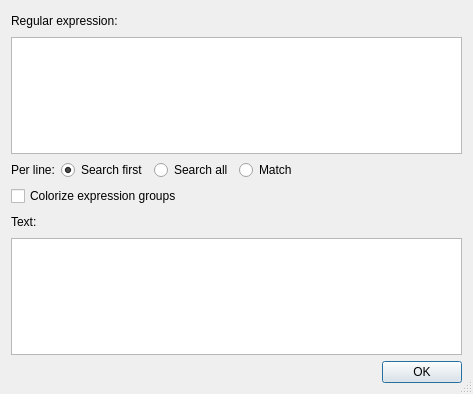
Qt form dialogs/RegExTesterDlg.ui (otengler/CodeBeagle) before a commit.
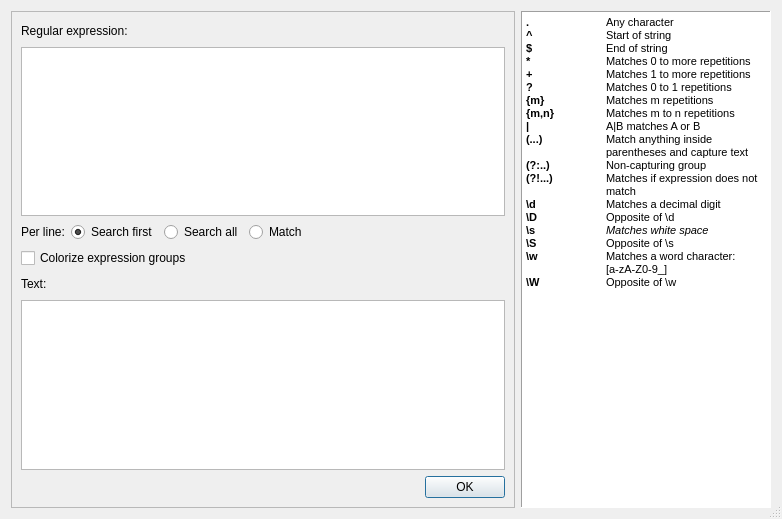
The same form after that commit.

Commit message: Fix dark theme colors for regex tester and add some help

The edit to the form file:
```diff
--- a/dialogs/RegExTesterDlg.ui
+++ b/dialogs/RegExTesterDlg.ui
@@ -6,8 +6,8 @@
    <rect>
     <x>0</x>
     <y>0</y>
-    <width>473</width>
-    <height>394</height>
+    <width>782</width>
+    <height>519</height>
    </rect>
   </property>
   <property name="windowTitle">
@@ -16,6 +16,15 @@
   <property name="sizeGripEnabled">
    <bool>true</bool>
   </property>
+  <layout class="QHBoxLayout" name="horizontalLayout_6">
+   <item>
+    <widget class="QFrame" name="frameReTester">
+     <property name="frameShape">
+      <enum>QFrame::StyledPanel</enum>
+     </property>
+     <property name="frameShadow">
+      <enum>QFrame::Raised</enum>
+     </property>
   <layout class="QVBoxLayout" name="verticalLayout">
    <item>
     <layout class="QHBoxLayout" name="horizontalLayout_2">
@@ -170,6 +179,55 @@
       </widget>
      </item>
     </layout>
+      </item>
+     </layout>
+    </widget>
+   </item>
+   <item>
+    <widget class="QTextEdit" name="textEditReHelp">
+     <property name="maximumSize">
+      <size>
+       <width>250</width>
+       <height>16777215</height>
+      </size>
+     </property>
+     <property name="frameShape">
+      <enum>QFrame::Panel</enum>
+     </property>
+     <property name="frameShadow">
+      <enum>QFrame::Sunken</enum>
+     </property>
+     <property name="readOnly">
+      <bool>true</bool>
+     </property>
+     <property name="html">
+      <string>&lt;!DOCTYPE HTML PUBLIC &quot;-//W3C//DTD HTML 4.0//EN&quot; &quot;http://www.w3.org/TR/REC-html40/strict.dtd&quot;&gt;
+&lt;html&gt;&lt;head&gt;&lt;meta name=&quot;qrichtext&quot; content=&quot;1&quot; /&gt;&lt;style type=&quot;text/css&quot;&gt;
+p, li { white-space: pre-wrap; }
+&lt;/style&gt;&lt;/head&gt;&lt;body style=&quot; font-family:'MS Shell Dlg 2'; font-size:8.25pt; font-weight:400; font-style:normal;&quot;&gt;
+&lt;p style=&quot; margin-top:0px; margin-bottom:0px; margin-left:0px; margin-right:0px; -qt-block-indent:0; text-indent:0px;&quot;&gt;&lt;span style=&quot; font-family:'MS Shell Dlg 2'; font-weight:600;&quot;&gt;.	&lt;/span&gt;&lt;span style=&quot; font-family:'MS Shell Dlg 2';&quot;&gt;Any character&lt;/span&gt;&lt;/p&gt;
+&lt;p style=&quot; margin-top:0px; margin-bottom:0px; margin-left:0px; margin-right:0px; -qt-block-indent:0; text-indent:0px;&quot;&gt;&lt;span style=&quot; font-family:'MS Shell Dlg 2'; font-weight:600;&quot;&gt;^	&lt;/span&gt;&lt;span style=&quot; font-family:'MS Shell Dlg 2';&quot;&gt;Start of string&lt;/span&gt;&lt;/p&gt;
+&lt;p style=&quot; margin-top:0px; margin-bottom:0px; margin-left:0px; margin-right:0px; -qt-block-indent:0; text-indent:0px;&quot;&gt;&lt;span style=&quot; font-family:'MS Shell Dlg 2'; font-weight:600;&quot;&gt;$&lt;/span&gt;&lt;span style=&quot; font-family:'MS Shell Dlg 2';&quot;&gt;	End of string&lt;/span&gt;&lt;/p&gt;
+&lt;p style=&quot; margin-top:0px; margin-bottom:0px; margin-left:0px; margin-right:0px; -qt-block-indent:0; text-indent:0px;&quot;&gt;&lt;span style=&quot; font-family:'MS Shell Dlg 2'; font-weight:600;&quot;&gt;*&lt;/span&gt;&lt;span style=&quot; font-family:'MS Shell Dlg 2';&quot;&gt;	Matches 0 to more repetitions&lt;/span&gt;&lt;/p&gt;
+&lt;p style=&quot; margin-top:0px; margin-bottom:0px; margin-left:0px; margin-right:0px; -qt-block-indent:0; text-indent:0px;&quot;&gt;&lt;span style=&quot; font-family:'MS Shell Dlg 2'; font-weight:600;&quot;&gt;+&lt;/span&gt;&lt;span style=&quot; font-family:'MS Shell Dlg 2';&quot;&gt;	Matches 1 to more repetitions&lt;/span&gt;&lt;/p&gt;
+&lt;p style=&quot; margin-top:0px; margin-bottom:0px; margin-left:0px; margin-right:0px; -qt-block-indent:0; text-indent:0px;&quot;&gt;&lt;span style=&quot; font-family:'MS Shell Dlg 2'; font-weight:600;&quot;&gt;?&lt;/span&gt;&lt;span style=&quot; font-family:'MS Shell Dlg 2';&quot;&gt;	Matches 0 to 1 repetitions&lt;/span&gt;&lt;/p&gt;
+&lt;p style=&quot; margin-top:0px; margin-bottom:0px; margin-left:0px; margin-right:0px; -qt-block-indent:0; text-indent:0px;&quot;&gt;&lt;span style=&quot; font-family:'MS Shell Dlg 2'; font-weight:600;&quot;&gt;{m}&lt;/span&gt;&lt;span style=&quot; font-family:'MS Shell Dlg 2';&quot;&gt;	Matches m repetitions&lt;/span&gt;&lt;/p&gt;
+&lt;p style=&quot; margin-top:0px; margin-bottom:0px; margin-left:0px; margin-right:0px; -qt-block-indent:0; text-indent:0px;&quot;&gt;&lt;span style=&quot; font-family:'MS Shell Dlg 2'; font-weight:600;&quot;&gt;{m,n}&lt;/span&gt;&lt;span style=&quot; font-family:'MS Shell Dlg 2';&quot;&gt;	Matches m to n repetitions&lt;/span&gt;&lt;/p&gt;
+&lt;p style=&quot; margin-top:0px; margin-bottom:0px; margin-left:0px; margin-right:0px; -qt-block-indent:0; text-indent:0px;&quot;&gt;&lt;span style=&quot; font-family:'MS Shell Dlg 2'; font-weight:600;&quot;&gt;|	&lt;/span&gt;&lt;span style=&quot; font-family:'MS Shell Dlg 2';&quot;&gt;A|B matches A or B&lt;/span&gt;&lt;/p&gt;
+&lt;p style=&quot; margin-top:0px; margin-bottom:0px; margin-left:0px; margin-right:0px; -qt-block-indent:0; text-indent:0px;&quot;&gt;&lt;span style=&quot; font-family:'MS Shell Dlg 2'; font-weight:600;&quot;&gt;(...)	&lt;/span&gt;&lt;span style=&quot; font-family:'MS Shell Dlg 2';&quot;&gt;Match anything inside &lt;/span&gt;&lt;/p&gt;
+&lt;p style=&quot; margin-top:0px; margin-bottom:0px; margin-left:0px; margin-right:0px; -qt-block-indent:0; text-indent:0px;&quot;&gt;&lt;span style=&quot; font-family:'MS Shell Dlg 2';&quot;&gt;	parentheses and capture text&lt;/span&gt;&lt;/p&gt;
+&lt;p style=&quot; margin-top:0px; margin-bottom:0px; margin-left:0px; margin-right:0px; -qt-block-indent:0; text-indent:0px;&quot;&gt;&lt;span style=&quot; font-family:'MS Shell Dlg 2'; font-weight:600;&quot;&gt;(?:..)	&lt;/span&gt;&lt;span style=&quot; font-family:'MS Shell Dlg 2';&quot;&gt;Non-capturing group&lt;/span&gt;&lt;/p&gt;
+&lt;p style=&quot; margin-top:0px; margin-bottom:0px; margin-left:0px; margin-right:0px; -qt-block-indent:0; text-indent:0px;&quot;&gt;&lt;span style=&quot; font-family:'MS Shell Dlg 2'; font-weight:600;&quot;&gt;(?!...)	&lt;/span&gt;&lt;span style=&quot; font-family:'MS Shell Dlg 2';&quot;&gt;Matches if expression does not&lt;/span&gt;&lt;/p&gt;
+&lt;p style=&quot; margin-top:0px; margin-bottom:0px; margin-left:0px; margin-right:0px; -qt-block-indent:0; text-indent:0px;&quot;&gt;&lt;span style=&quot; font-family:'MS Shell Dlg 2';&quot;&gt;	match&lt;/span&gt;&lt;/p&gt;
+&lt;p style=&quot; margin-top:0px; margin-bottom:0px; margin-left:0px; margin-right:0px; -qt-block-indent:0; text-indent:0px;&quot;&gt;&lt;span style=&quot; font-family:'MS Shell Dlg 2'; font-weight:600;&quot;&gt;\d&lt;/span&gt;&lt;span style=&quot; font-family:'MS Shell Dlg 2';&quot;&gt;	Matches a decimal digit&lt;/span&gt;&lt;/p&gt;
+&lt;p style=&quot; margin-top:0px; margin-bottom:0px; margin-left:0px; margin-right:0px; -qt-block-indent:0; text-indent:0px;&quot;&gt;&lt;span style=&quot; font-family:'MS Shell Dlg 2'; font-weight:600;&quot;&gt;\D	&lt;/span&gt;&lt;span style=&quot; font-family:'MS Shell Dlg 2';&quot;&gt;Opposite of \d&lt;/span&gt;&lt;/p&gt;
+&lt;p style=&quot; margin-top:0px; margin-bottom:0px; margin-left:0px; margin-right:0px; -qt-block-indent:0; text-indent:0px;&quot;&gt;&lt;span style=&quot; font-family:'MS Shell Dlg 2'; font-weight:600;&quot;&gt;\s	&lt;/span&gt;&lt;span style=&quot; font-family:'MS Shell Dlg 2'; font-style:italic;&quot;&gt;Matches white space&lt;/span&gt;&lt;/p&gt;
+&lt;p style=&quot; margin-top:0px; margin-bottom:0px; margin-left:0px; margin-right:0px; -qt-block-indent:0; text-indent:0px;&quot;&gt;&lt;span style=&quot; font-family:'MS Shell Dlg 2'; font-weight:600;&quot;&gt;\S	&lt;/span&gt;&lt;span style=&quot; font-family:'MS Shell Dlg 2';&quot;&gt;Opposite of \s&lt;/span&gt;&lt;/p&gt;
+&lt;p style=&quot; margin-top:0px; margin-bottom:0px; margin-left:0px; margin-right:0px; -qt-block-indent:0; text-indent:0px;&quot;&gt;&lt;span style=&quot; font-family:'MS Shell Dlg 2'; font-weight:600;&quot;&gt;\w	&lt;/span&gt;&lt;span style=&quot; font-family:'MS Shell Dlg 2';&quot;&gt;Matches a word character: &lt;/span&gt;&lt;/p&gt;
+&lt;p style=&quot; margin-top:0px; margin-bottom:0px; margin-left:0px; margin-right:0px; -qt-block-indent:0; text-indent:0px;&quot;&gt;&lt;span style=&quot; font-family:'Courier New'; font-size:8pt;&quot;&gt;	[a-zA-Z0-9_]&lt;/span&gt;&lt;/p&gt;
+&lt;p style=&quot; margin-top:0px; margin-bottom:0px; margin-left:0px; margin-right:0px; -qt-block-indent:0; text-indent:0px;&quot;&gt;&lt;span style=&quot; font-family:'MS Shell Dlg 2'; font-weight:600;&quot;&gt;\W	&lt;/span&gt;&lt;span style=&quot; font-family:'MS Shell Dlg 2';&quot;&gt;Opposite of \w&lt;/span&gt;&lt;/p&gt;&lt;/body&gt;&lt;/html&gt;</string>
+     </property>
+    </widget>
    </item>
   </layout>
  </widget>
```
Lines whose indentation alone changed are shown as unchanged. The commit also changes 2 other files.
